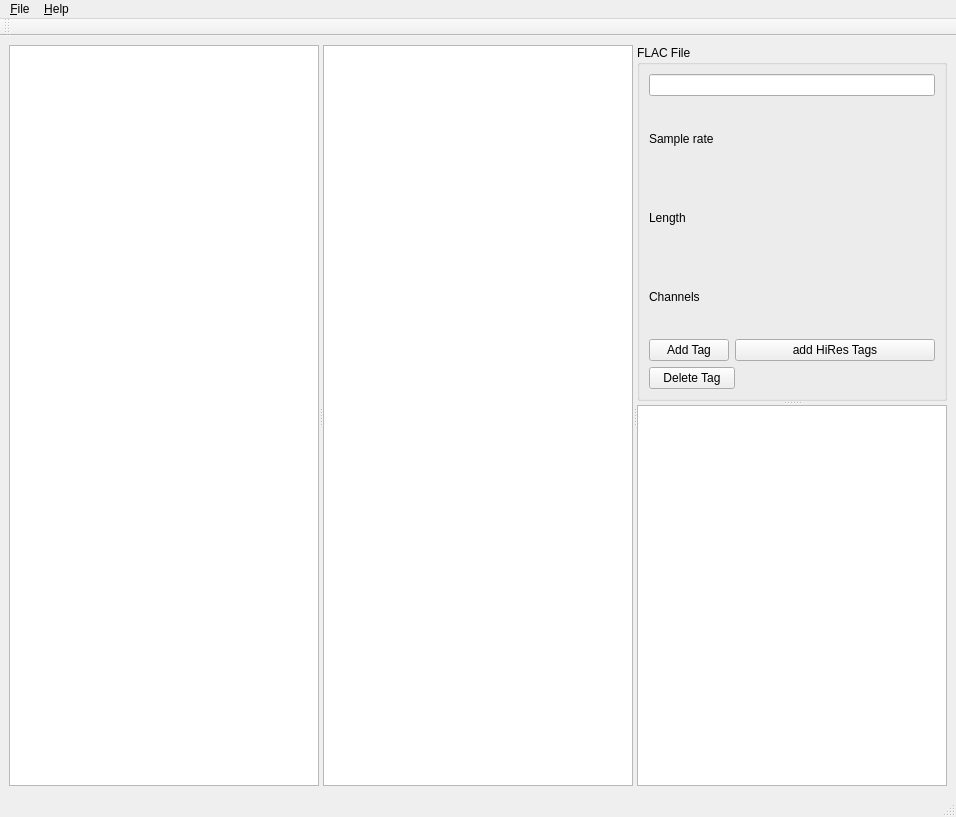
Old version of the form flactag_gui.ui in the repository eehmke/flactag.
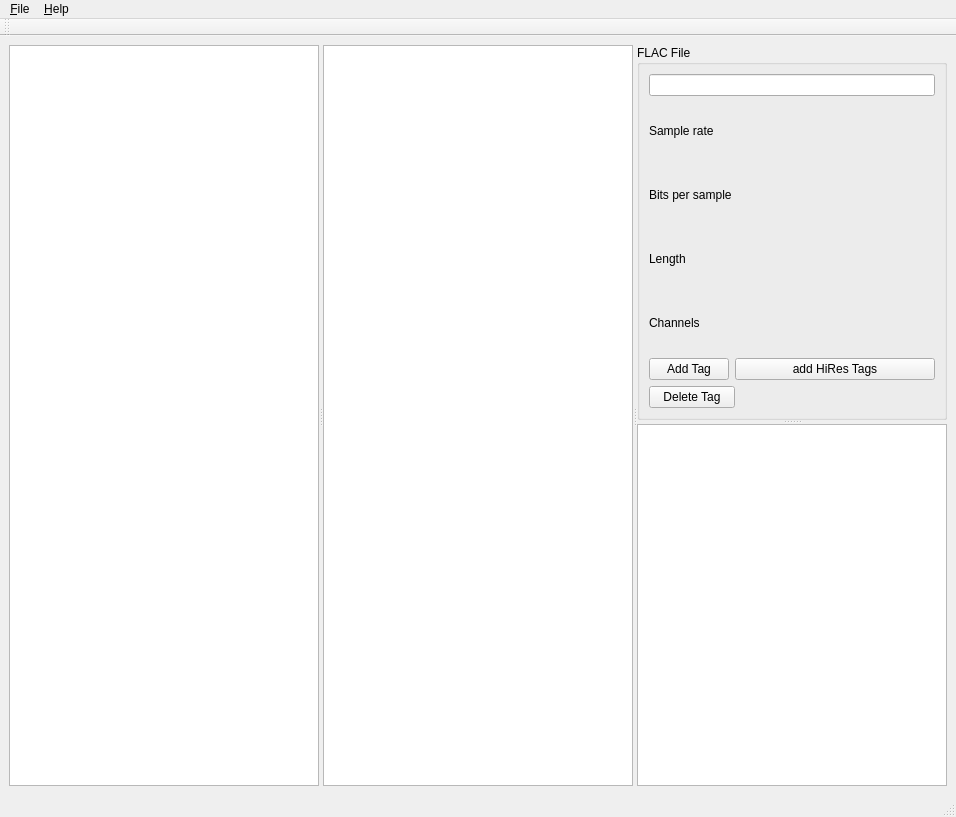
New version of the form.

Commit message: Added bit depth information

```diff
--- a/flactag_gui.ui
+++ b/flactag_gui.ui
@@ -44,6 +44,13 @@
            </property>
           </widget>
          </item>
+         <item>
+          <widget class="QLabel" name="bitDepthLabel">
+           <property name="text">
+            <string>Bits per sample</string>
+           </property>
+          </widget>
+         </item>
          <item>
           <widget class="QLabel" name="lengthLabel">
            <property name="text">
```
The commit also changes 2 other files.
